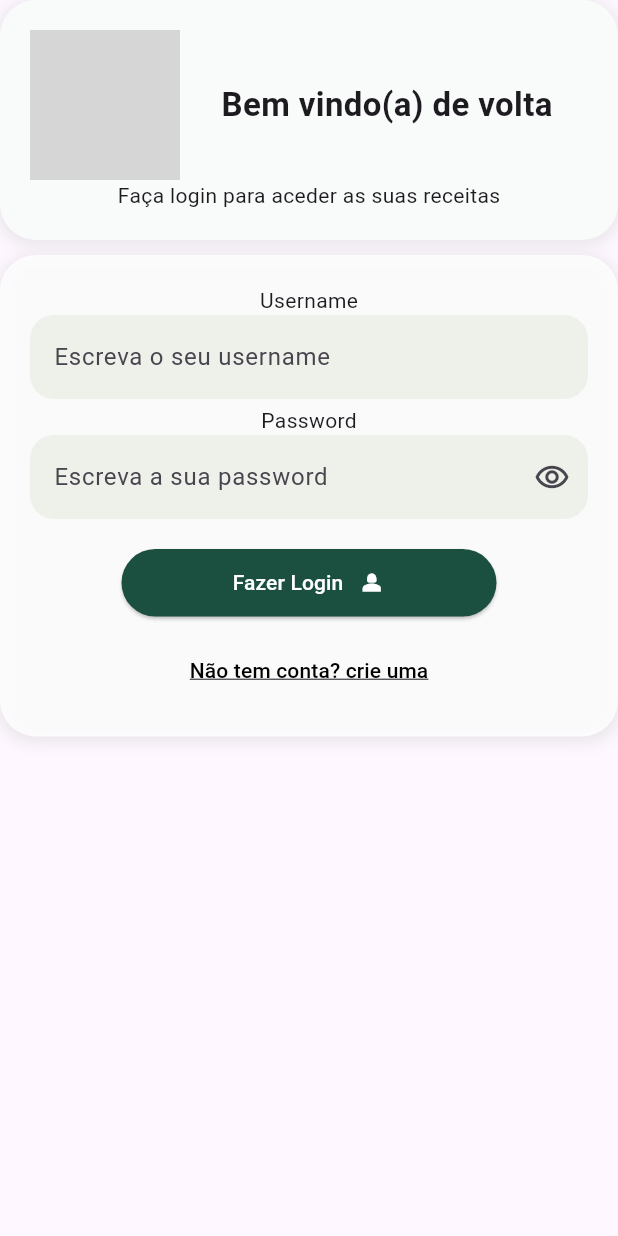
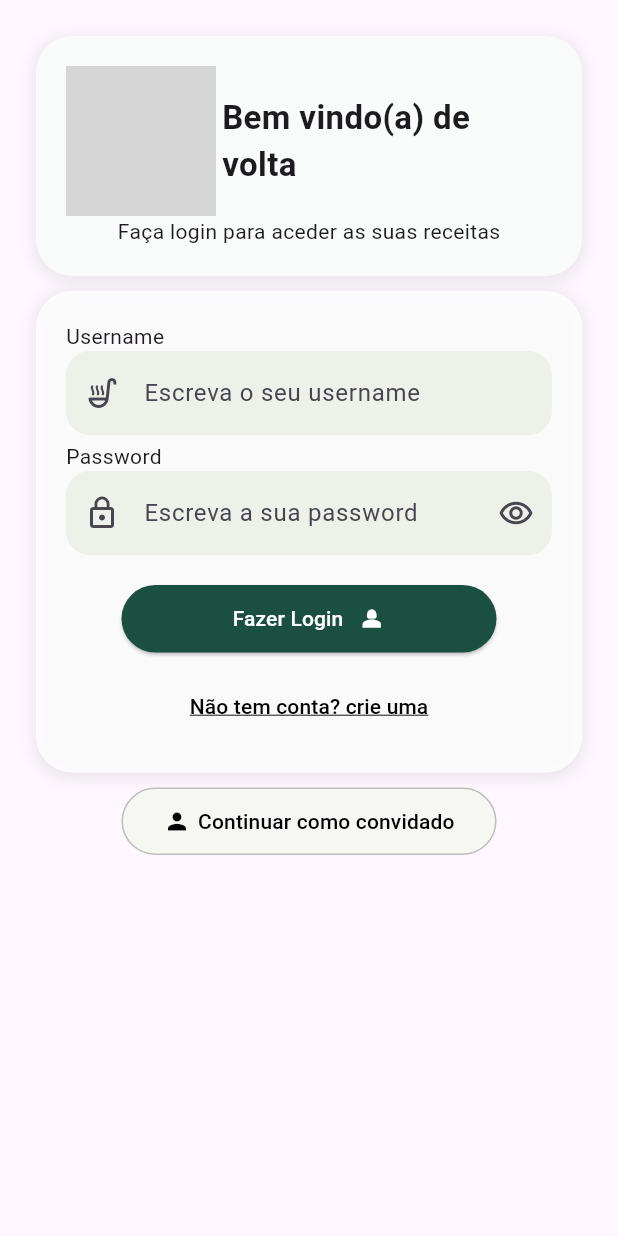
Before and after one commit to Gui-KO4/Cookbook, a Flutter app: the screen it shows after launch, after a tap on the "person outline" icon, on a phone screen of 412 x 824 dp. Run offline on Flutter 3.47's test engine with Material 3 defaults, Android fonts, the phone set to English and light mode, and no system bars; our stand-ins replace flutter_map, latlong2; network calls fail; Roboto replaces fonts that are missing (poppins); grey boxes are pictures that could not be loaded.

Commit message:
Login e register estão feitos para esta entrega gg

```diff
--- a/app/cookbook/lib/main.dart
+++ b/app/cookbook/lib/main.dart
@@ -1,6 +1,3 @@
-import 'package:cookbook/screens/feed.dart';
-//import 'package:cookbook/screens/mapscreen.dart';
-//import 'package:cookbook/screens/shoppinglistscreen.dart';
 import 'package:flutter/material.dart';
 
 // Import Pages
--- a/app/cookbook/lib/screens/loginscreen.dart
+++ b/app/cookbook/lib/screens/loginscreen.dart
@@ -22,7 +22,10 @@ class LoginForm extends State<LoginPage> {
       home: Scaffold(
         resizeToAvoidBottomInset: false,
         //Widget la da intro
-        body: Column(
+        body:SafeArea(
+          child:Padding(
+            padding:EdgeInsets.all(24),
+            child:Column(
           children: [
             Container(
               decoration: BoxDecoration(
@@ -89,6 +92,7 @@ class LoginForm extends State<LoginPage> {
               child: Form(
                 key: loginKey,
                 child: Column(
+                  crossAxisAlignment: CrossAxisAlignment.start,
                   children: [
                     Text("Username", style: TextStyle(fontSize: 14)),
                     //talvez trocar por email depois
@@ -101,12 +105,10 @@ class LoginForm extends State<LoginPage> {
                           borderRadius: BorderRadius.circular(16),
                           borderSide: BorderSide.none,
                         ),
+                        prefixIcon: Icon(Icons.soup_kitchen_outlined)
                       ),
                       validator: (valor) {
-                        if (valor == null || valor.trim().isEmpty) {
-                          return "Escreva o seu username";
-                        }
-                        if (valor.isEmpty) {
+                        if (valor == null || valor.isEmpty) {
                           return "Escreva o seu username";
                         }
                       },
@@ -122,14 +124,12 @@ class LoginForm extends State<LoginPage> {
                           borderRadius: BorderRadius.circular(16),
                           borderSide: BorderSide.none,
                         ),
+                        prefixIcon: Icon(Icons.lock_outline),
                         suffixIcon: Icon(Icons.remove_red_eye_outlined),
                       ),
                       validator: (valor) {
-                        if (valor == null || valor.trim().isEmpty) {
+                        if (valor == null || valor.isEmpty) {
                           return "escreva a sua password";
-                        }
-                        if (valor.length < 8) {
-                          return "Pelo menos 8 caracteres";
                         }
                       },
                     ),
@@ -181,13 +181,37 @@ class LoginForm extends State<LoginPage> {
                         ],
                       ),
                     ),
-                  ],
+                  ]
+                ),
                 ),
               ),
+              SizedBox(height: 10),
+              SizedBox(height: 45,
+                          width: 250,
+                         child: OutlinedButton(
+                            style: OutlinedButton.styleFrom(
+                              backgroundColor: const Color.fromARGB(255, 246, 247, 242),
+                              foregroundColor: Colors.black,
+                              side: BorderSide(color: const Color.fromARGB(255, 189, 189, 189))
+                            ),
+                             onPressed: () =>
+                                  Navigator.pushNamed(context, '/'),
+
+                            child: Row(
+                              mainAxisAlignment: MainAxisAlignment.center,
+                              children: [
+                                const Icon(Icons.person),
+                                 const SizedBox(width: 5),
+                             const Text('Continuar como convidado'),
+                              ]
+                         )
+                         ),
+                    )
+          ],
             ),
-          ],
         ),
       ),
-    );
+    )
+      );
   }
 }
```
Also changed, not shown: app/cookbook/lib/screens/registerscreen.dart (+22 -17 lines), app/cookbook/pubspec.lock, 1 other file.
